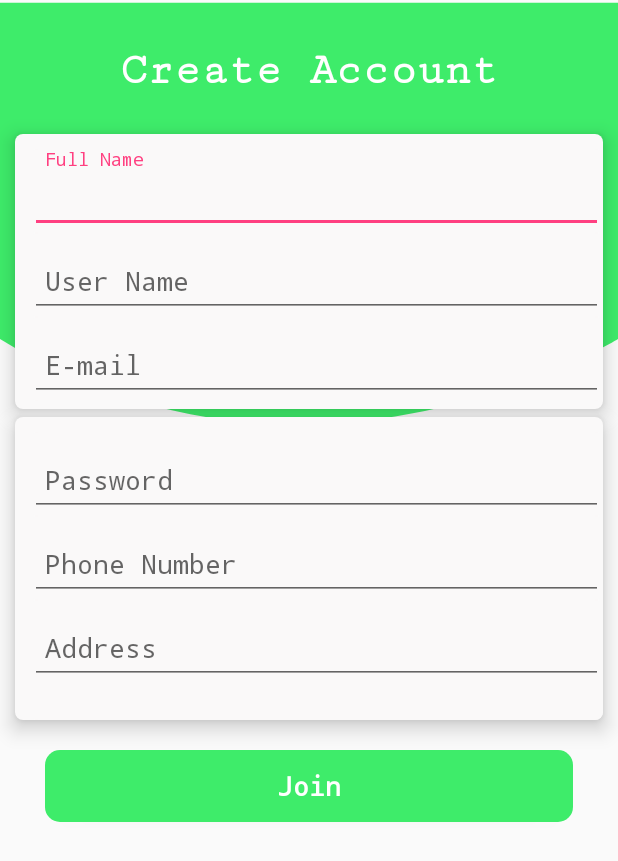
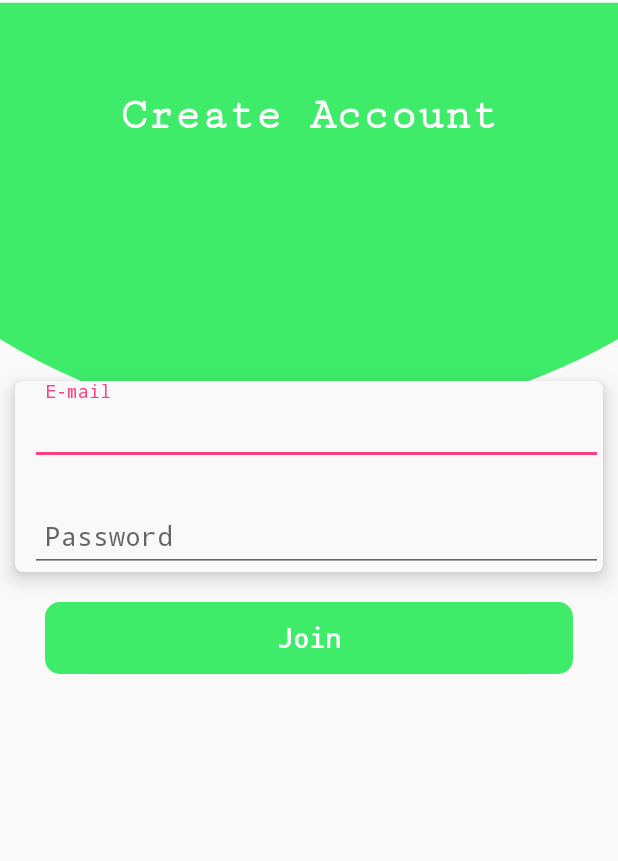
Before and after one commit to BhubanBook/TripAdvisor, an Android app: the SignUpActivity screen opened directly, with no data from a screen before it, on a phone screen of 412 x 824 dp. Shown: the top 861 px of the screen. Run offline under Robolectric (Android 15) with nearby library versions, the phone set to English and light mode, and no system bars; 4 statements that could not run were skipped.

Commit message:
Edit by Parvez

```diff
--- a/app/src/main/res/layout/activity_sign_up.xml
+++ b/app/src/main/res/layout/activity_sign_up.xml
@@ -10,7 +10,7 @@
 
 
     <TextView
-        android:layout_marginTop="30dp"
+        android:layout_marginTop="60dp"
         android:layout_width="match_parent"
         android:layout_height="wrap_content"
         android:text="Create Account"
@@ -26,42 +26,13 @@
         android:layout_height="wrap_content"
         android:background="@drawable/ic_layout_model"
         android:orientation="vertical"
-        android:layout_marginTop="25dp"
+        android:layout_marginTop="160dp"
         android:layout_marginRight="10dp"
         android:paddingLeft="10dp"
         android:elevation="8dp"
         android:layout_marginLeft="10dp">
 
-        <android.support.design.widget.TextInputLayout
-            android:layout_width="match_parent"
-            android:layout_marginTop="10dp"
-            android:background="@drawable/ic_layout_model"
-            android:layout_height="wrap_content">
-            <EditText
-                android:id="@+id/signUpFullNameET"
-                android:layout_width="match_parent"
-                android:layout_height="wrap_content"
-                android:singleLine="true"
-                android:inputType="text"
-                android:paddingLeft="10dp"
-                android:fontFamily="monospace"
-                android:hint="Full Name" />
-        </android.support.design.widget.TextInputLayout>
 
-        <android.support.design.widget.TextInputLayout
-            android:layout_width="match_parent"
-            android:background="@drawable/ic_layout_model"
-            android:layout_height="wrap_content">
-            <EditText
-                android:id="@+id/signUpUserNameET"
-                android:layout_width="match_parent"
-                android:layout_height="wrap_content"
-                android:singleLine="true"
-                android:inputType="text"
-                android:paddingLeft="10dp"
-                android:fontFamily="monospace"
-                android:hint="User Name" />
-        </android.support.design.widget.TextInputLayout>
 
         <android.support.design.widget.TextInputLayout
             android:layout_width="match_parent"
@@ -79,18 +50,6 @@
                 android:hint="E-mail" />
         </android.support.design.widget.TextInputLayout>
 
-     </LinearLayout>
-
-        <LinearLayout
-            android:layout_width="match_parent"
-            android:layout_height="wrap_content"
-            android:background="@drawable/ic_layout_model"
-            android:orientation="vertical"
-            android:layout_marginTop="5dp"
-            android:layout_marginRight="10dp"
-            android:paddingLeft="10dp"
-            android:elevation="8dp"
-            android:layout_marginLeft="10dp">
 
         <android.support.design.widget.TextInputLayout
             android:layout_width="match_parent"
@@ -108,37 +67,8 @@
                 android:hint="Password" />
         </android.support.design.widget.TextInputLayout>
 
-        <android.support.design.widget.TextInputLayout
-            android:layout_width="match_parent"
-            android:background="@drawable/ic_layout_model"
-            android:layout_height="wrap_content">
-            <EditText
-                android:id="@+id/signUpPhoneNumET"
-                android:layout_width="match_parent"
-                android:layout_height="wrap_content"
-                android:singleLine="true"
-                android:inputType="numberDecimal"
-                android:paddingLeft="10dp"
-                android:fontFamily="monospace"
-                android:hint="Phone Number" />
-        </android.support.design.widget.TextInputLayout>
+     </LinearLayout>
 
-        <android.support.design.widget.TextInputLayout
-            android:layout_width="match_parent"
-            android:background="@drawable/ic_layout_model"
-            android:layout_height="80dp">
-            <EditText
-                android:id="@+id/signUpAddressET"
-                android:layout_width="match_parent"
-                android:layout_height="wrap_content"
-                android:singleLine="true"
-                android:inputType="textMultiLine"
-                android:paddingLeft="10dp"
-                android:fontFamily="monospace"
-                android:hint="Address" />
-        </android.support.design.widget.TextInputLayout>
-
-    </LinearLayout>
 
 
     <Button
```
